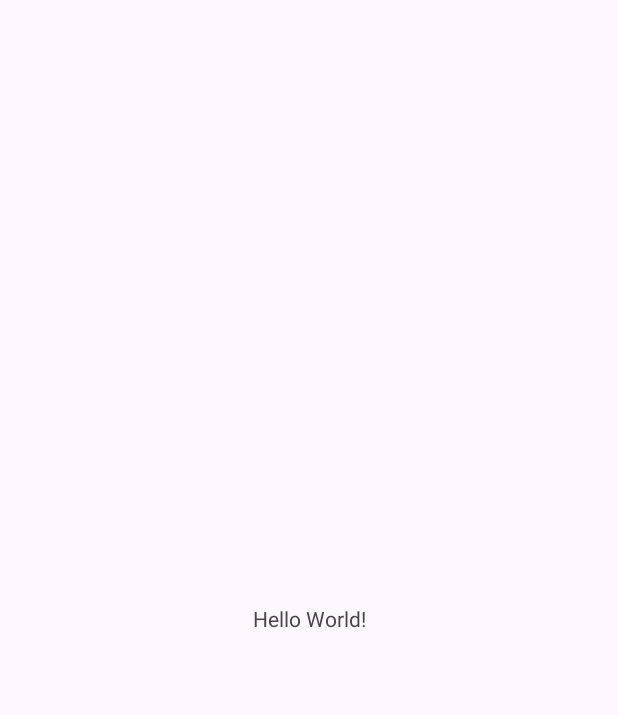
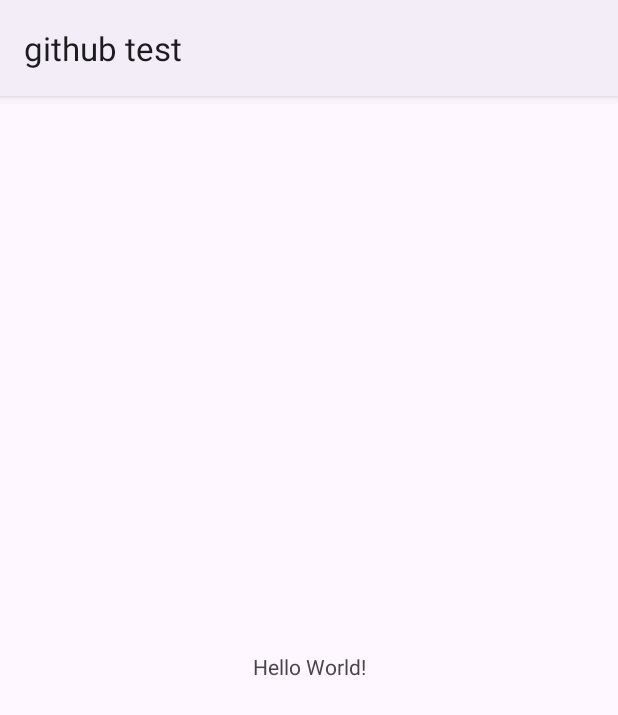
Before and after one commit to hossein4214/github_test, an Android app: the screen it shows after launch (MainActivity), on a phone screen of 412 x 824 dp. Before the commit the part shown is almost empty. Shown: the top 715 px of the screen. Run offline under Robolectric (Android 15) with nearby library versions, the phone set to English and light mode, and no system bars.

Commit message:
My commit From Hossein

```diff
--- a/app/src/main/java/com/sheedtab/githubtest/MainActivity.kt
+++ b/app/src/main/java/com/sheedtab/githubtest/MainActivity.kt
@@ -8,10 +8,6 @@ class MainActivity : AppCompatActivity() {
         super.onCreate(savedInstanceState)
         setContentView(R.layout.activity_main)
 
-        // this is first Commiit from ui
-        // this is first  commit from Niazi Branch
-        // this is second commit from Niazi Branch
-        // This is third commit from Main
-        // Another Commit from Niazi
+        //Commit From Hossein
     }
 }
--- a/app/src/main/res/values/themes.xml
+++ b/app/src/main/res/values/themes.xml
@@ -1,6 +1,6 @@
 <resources xmlns:tools="http://schemas.android.com/tools">
     <!-- Base application theme. -->
-    <style name="Base.Theme.GithubTest" parent="Theme.Material3.DayNight.NoActionBar">
+    <style name="Base.Theme.GithubTest" parent="Theme.Material3.DayNight">
         <!-- Customize your light theme here. -->
         <!-- <item name="colorPrimary">@color/my_light_primary</item> -->
     </style>
```
